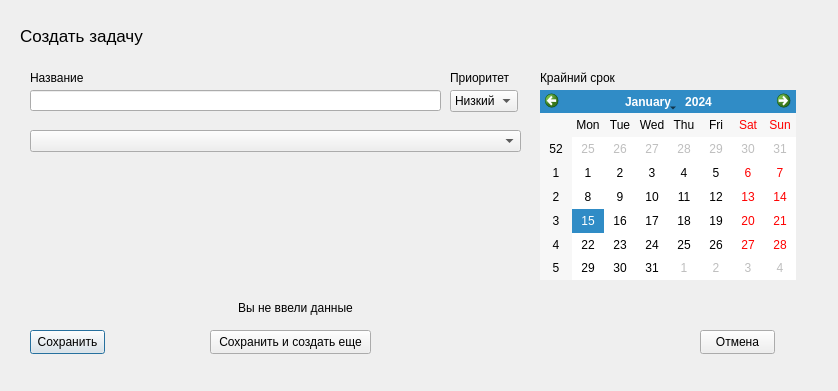
The window that FormTask.ui (Barnaga/TerraCRM) describes before a commit, drawn with Qt 5.
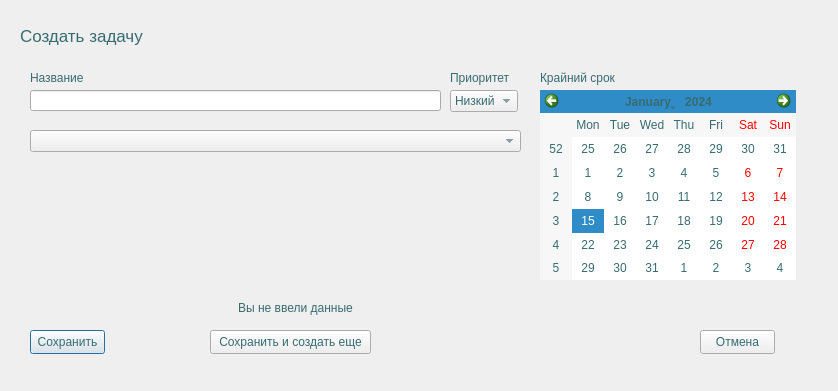
The same window after the commit.

The edit to the form file:
```diff
--- a/FormTask.ui
+++ b/FormTask.ui
@@ -13,6 +13,14 @@
   <property name="windowTitle">
    <string>FormTask</string>
   </property>
+  <property name="styleSheet">
+   <string notr="true">QWidget {
+	color: rgb(55, 107, 113);
+}
+QButton {
+ border: 1px solid rgb(55, 107, 113);
+}</string>
+  </property>
   <widget class="QLineEdit" name="nameTaskEdit">
    <property name="geometry">
     <rect>
```
